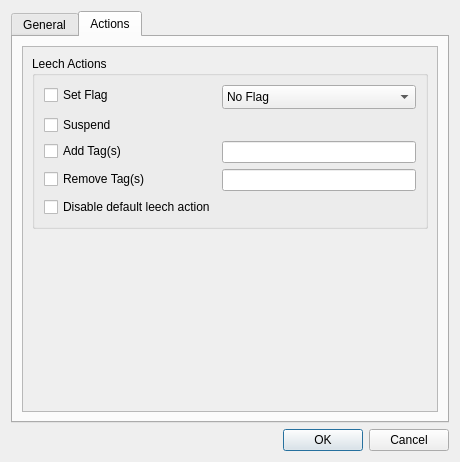
Old version of the form res/ui/options_dialog.ui in the repository iamjustkoi/LeechToolkit.
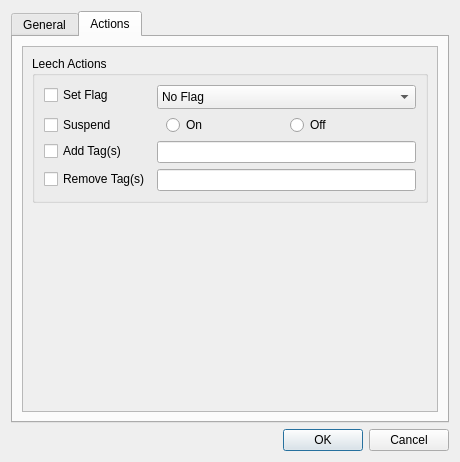
New version of the form.

Commit message: Updated suspend option to have more consistency

The edit to the form file:
```diff
--- a/res/ui/options_dialog.ui
+++ b/res/ui/options_dialog.ui
@@ -418,14 +418,14 @@
                   </property>
                  </widget>
                 </item>
-                <item row="3" column="0">
+                <item row="2" column="0">
                  <widget class="QCheckBox" name="addTagsCheckbox">
                   <property name="text">
                    <string>Add Tag(s)</string>
                   </property>
                  </widget>
                 </item>
-                <item row="3" column="1">
+                <item row="2" column="1">
                  <widget class="QLineEdit" name="addTagsLine">
                   <property name="sizePolicy">
                    <sizepolicy hsizetype="Preferred" vsizetype="Fixed">
@@ -435,14 +435,14 @@
                   </property>
                  </widget>
                 </item>
-                <item row="4" column="0">
+                <item row="3" column="0">
                  <widget class="QCheckBox" name="removeTagsCheckbox">
                   <property name="text">
                    <string>Remove Tag(s)</string>
                   </property>
                  </widget>
                 </item>
-                <item row="4" column="1">
+                <item row="3" column="1">
                  <widget class="QLineEdit" name="removeTagsLine">
                   <property name="sizePolicy">
                    <sizepolicy hsizetype="Preferred" vsizetype="Fixed">
@@ -452,14 +452,30 @@
                   </property>
                  </widget>
                 </item>
-                <item row="5" column="0">
-                 <widget class="QCheckBox" name="disableDefaultCheckbox">
-                  <property name="toolTip">
-                   <string>Disable Anki's default leech action (tag/suspend).</string>
-                  </property>
-                  <property name="text">
-                   <string>Disable default leech action</string>
-                  </property>
+                <item row="1" column="1">
+                 <widget class="QFrame" name="suspendFrame">
+                  <layout class="QHBoxLayout" name="horizontalLayout_2">
+                   <property name="topMargin">
+                    <number>0</number>
+                   </property>
+                   <property name="bottomMargin">
+                    <number>0</number>
+                   </property>
+                   <item>
+                    <widget class="QRadioButton" name="suspendOnButton">
+                     <property name="text">
+                      <string>On</string>
+                     </property>
+                    </widget>
+                   </item>
+                   <item>
+                    <widget class="QRadioButton" name="suspendOffButton">
+                     <property name="text">
+                      <string>Off</string>
+                     </property>
+                    </widget>
+                   </item>
+                  </layout>
                  </widget>
                 </item>
                </layout>
```
The commit also changes 5 other files.
